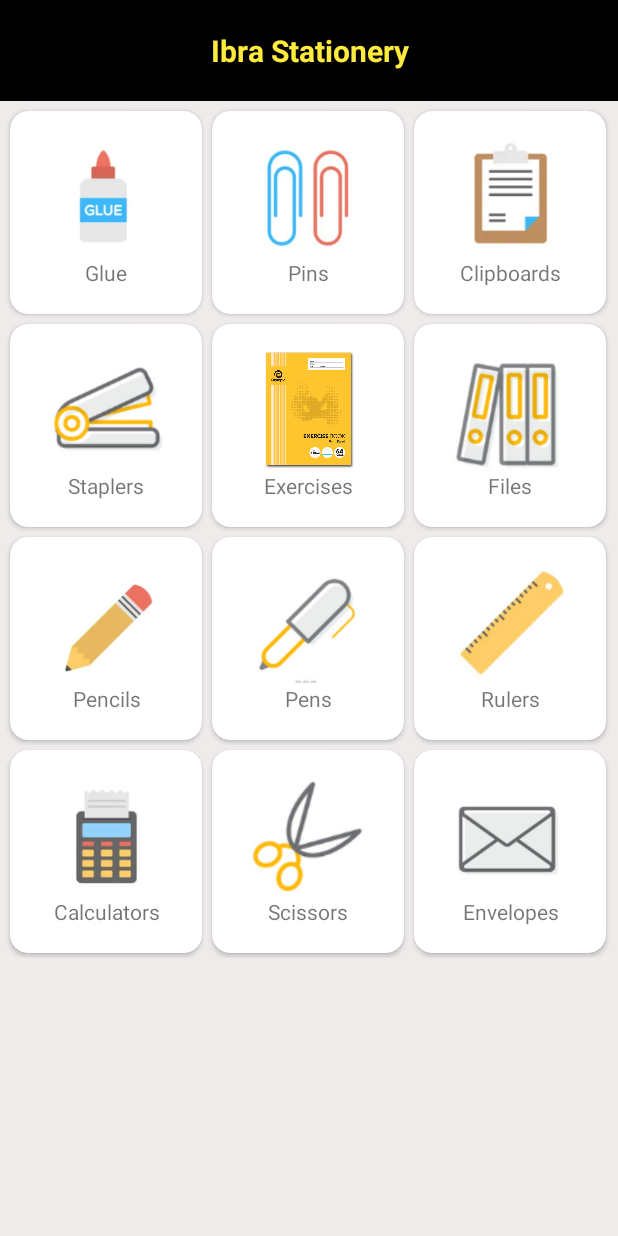
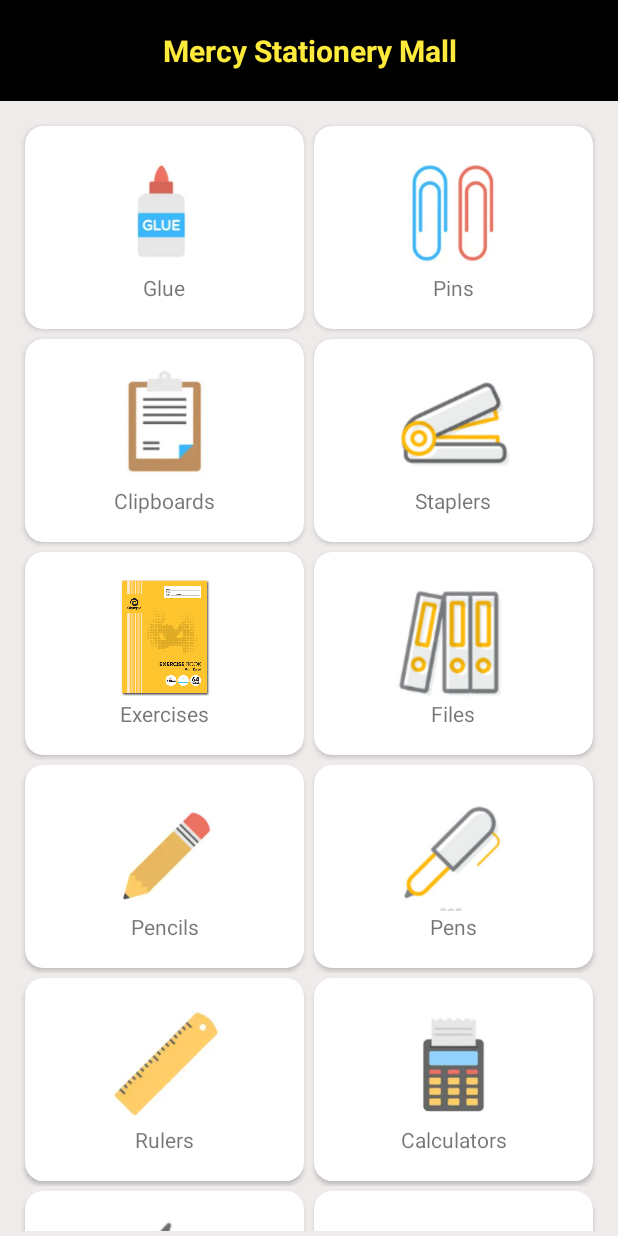
Before and after one commit to titustum/stationery_mall_app, an Android app: the screen it shows after launch (MainActivity), on a phone screen of 412 x 824 dp. Run offline under Robolectric (Android 15) with nearby library versions, the phone set to English and light mode, and no system bars.

Commit message:
Updated UI

```diff
--- a/app/src/main/res/layout/activity_category.xml
+++ b/app/src/main/res/layout/activity_category.xml
@@ -27,6 +27,8 @@
         android:padding="3dp"
         android:numColumns="2"
         android:scrollbars="none"
+        android:layout_marginTop="10dp"
+        android:layout_marginHorizontal="10dp"
         android:layout_width="match_parent"
         android:layout_height="match_parent"/>
 
--- a/app/src/main/res/layout/activity_main.xml
+++ b/app/src/main/res/layout/activity_main.xml
@@ -14,7 +14,7 @@
         android:layout_height="wrap_content"
         android:background="@color/black"
         android:paddingVertical="20dp"
-        android:text="Ibra Stationery"
+        android:text="Mercy Stationery Mall"
         android:textAlignment="center"
         android:textColor="#FFEB3B"
         android:textSize="20sp"
@@ -25,8 +25,10 @@
         android:layout_width="match_parent"
         android:layout_height="match_parent"
         android:layout_below="@+id/main_title"
-        android:numColumns="3"
+        android:numColumns="2"
         android:padding="3dp"
+        android:layout_marginTop="10dp"
+        android:layout_marginHorizontal="10dp"
         android:scrollbars="none" />
 
 </RelativeLayout>
```
